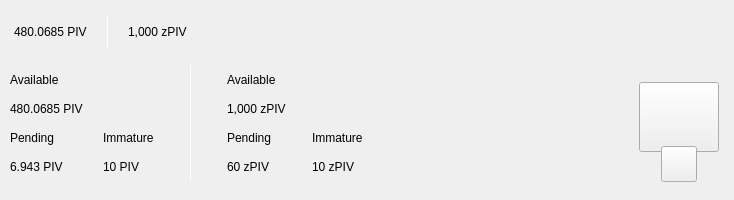
Before: the Qt Designer form src/qt/cari/forms/topbar.ui in VsyncCrypto/VSX, drawn with Qt 5.
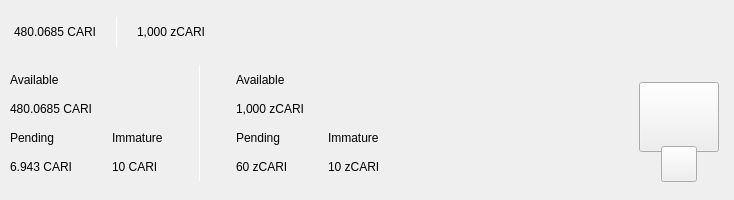
After: the same form once the commit is applied. Custom widgets are drawn as their Qt base class.

What changed in the file:
```diff
--- a/src/qt/cari/forms/topbar.ui
+++ b/src/qt/cari/forms/topbar.ui
@@ -119,7 +119,7 @@
                <string notr="true">padding:0px;margin:0px;</string>
               </property>
               <property name="text">
-               <string notr="true">480.0685 PIV</string>
+               <string notr="true">480.0685 CARI</string>
               </property>
              </widget>
             </item>
@@ -188,7 +188,7 @@
                </size>
               </property>
               <property name="text">
-               <string notr="true">1,000 zPIV</string>
+               <string notr="true">1,000 zCARI</string>
               </property>
              </widget>
             </item>
@@ -408,7 +408,7 @@
                <item>
                 <widget class="QLabel" name="labelAmountPiv">
                  <property name="text">
-                  <string notr="true">480.0685 PIV</string>
+                  <string notr="true">480.0685 CARI</string>
                  </property>
                 </widget>
                </item>
@@ -431,7 +431,7 @@
                  <item>
                   <widget class="QLabel" name="labelPendingPiv">
                    <property name="text">
-                    <string notr="true">6.943 PIV</string>
+                    <string notr="true">6.943 CARI</string>
                    </property>
                   </widget>
                  </item>
@@ -465,7 +465,7 @@
                  <item>
                   <widget class="QLabel" name="labelImmaturePiv">
                    <property name="text">
-                    <string notr="true">10 PIV</string>
+                    <string notr="true">10 CARI</string>
                    </property>
                   </widget>
                  </item>
@@ -529,7 +529,7 @@
                 <item>
                  <widget class="QLabel" name="labelAvailablezPiv">
                   <property name="text">
-                   <string notr="true">1,000 zPIV</string>
+                   <string notr="true">1,000 zCARI</string>
                   </property>
                  </widget>
                 </item>
@@ -552,7 +552,7 @@
                   <item>
                    <widget class="QLabel" name="labelPendingzPiv">
                     <property name="text">
-                     <string notr="true">60 zPIV</string>
+                     <string notr="true">60 zCARI</string>
                     </property>
                    </widget>
                   </item>
@@ -586,7 +586,7 @@
                   <item>
                    <widget class="QLabel" name="labelImmaturezPiv">
                     <property name="text">
-                     <string notr="true">10 zPIV</string>
+                     <string notr="true">10 zCARI</string>
                     </property>
                    </widget>
                   </item>
```
Left out of the diff: 26 changed lines with no effect on the pictures.
